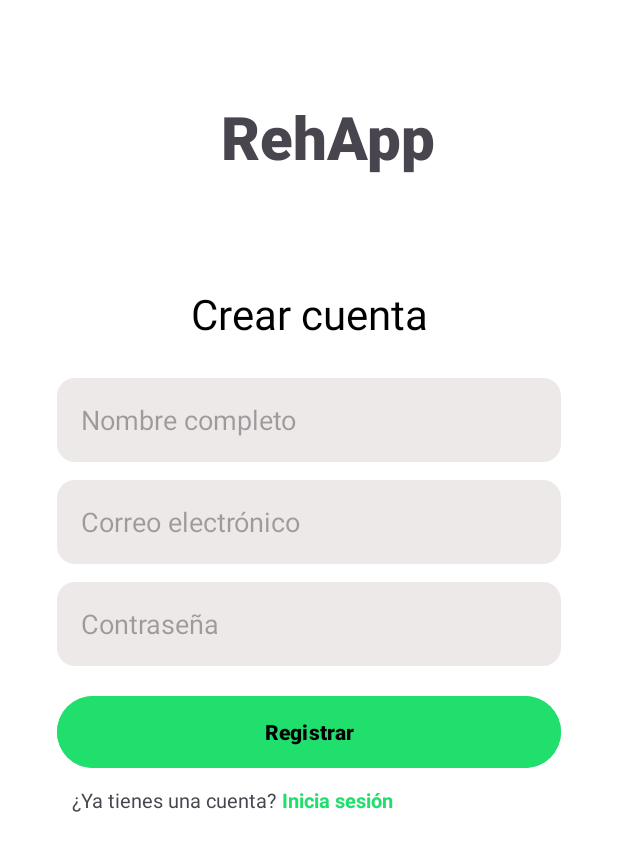
After one commit to Rione007/RehApp, an Android app: the RegistrarActivity screen opened directly, with no data from a screen before it, on a phone screen of 412 x 824 dp. The commit adds this screen. Shown: the top 851 px of the screen. Run offline under Robolectric (Android 15) with nearby library versions, the phone set to English and light mode, and no system bars.

Commit message:
termine el xml  de registrado y el cambio de vista entre login y registar

```diff
--- a/app/src/main/AndroidManifest.xml
+++ b/app/src/main/AndroidManifest.xml
@@ -14,6 +14,7 @@
 
         <activity
             android:name=".ui.LoginActivity"
+
             android:exported="true">
             <intent-filter>
                 <action android:name="android.intent.action.MAIN" />
@@ -24,6 +25,10 @@
         <activity
             android:name=".ui.PanelPrincipalActivity"
             android:exported="false" />
+
+
+        <activity android:name=".ui.RegistrarActivity" />
+
     </application>
 
 </manifest>
--- a/app/src/main/java/com/dam/rehapp/ui/LoginActivity.kt
+++ b/app/src/main/java/com/dam/rehapp/ui/LoginActivity.kt
@@ -5,6 +5,7 @@ import android.os.Bundle
 import android.widget.Button
 import android.widget.EditText
 import android.widget.LinearLayout
+import android.widget.TextView
 import android.widget.Toast
 import androidx.activity.enableEdgeToEdge
 import androidx.appcompat.app.AppCompatActivity
@@ -33,6 +34,12 @@ class LoginActivity : AppCompatActivity() {
         val txtPassword = findViewById<EditText>(R.id.txtPassword)
         val btnLogin = findViewById<Button>(R.id.btnLogin)
         val btnGoogle = findViewById<LinearLayout>(R.id.btnGoogle)
+        val signUpText = findViewById<TextView>(R.id.sign_up)
+
+        signUpText.setOnClickListener {
+            val intent = Intent(this, RegistrarActivity::class.java)
+            startActivity(intent)
+        }
 
         btnLogin.setOnClickListener {
             val user = txtUser.text.toString()
--- /dev/null
+++ b/app/src/main/java/com/dam/rehapp/ui/RegistrarActivity.kt
@@ -0,0 +1,31 @@
+package com.dam.rehapp.ui
+
+import android.content.Intent
+import android.os.Bundle
+import android.widget.Button
+import android.widget.TextView
+import androidx.appcompat.app.AppCompatActivity
+import com.dam.rehapp.R
+
+class RegistrarActivity : AppCompatActivity() {
+
+    override fun onCreate(savedInstanceState: Bundle?) {
+        super.onCreate(savedInstanceState)
+        setContentView(R.layout.activity_registrar)
+
+        val btnRegistrar = findViewById<Button>(R.id.btnRegistrar)
+        val txtLogin = findViewById<TextView>(R.id.txtLogin)
+
+        // Botón de registro (más adelante implementarás Firebase o tu lógica)
+        btnRegistrar.setOnClickListener {
+            // Aquí puedes registrar al usuario o mostrar un mensaje
+        }
+
+        // Texto para volver al Login
+        txtLogin.setOnClickListener {
+            val intent = Intent(this, LoginActivity::class.java)
+            startActivity(intent)
+            finish()
+        }
+    }
+}
--- /dev/null
+++ b/app/src/main/res/layout/activity_registrar.xml
@@ -0,0 +1,140 @@
+<?xml version="1.0" encoding="utf-8"?>
+<androidx.constraintlayout.widget.ConstraintLayout
+    xmlns:android="http://schemas.android.com/apk/res/android"
+    xmlns:app="http://schemas.android.com/apk/res-auto"
+    xmlns:tools="http://schemas.android.com/tools"
+    android:id="@+id/root_registrar"
+    android:layout_width="match_parent"
+    android:layout_height="match_parent"
+    android:background="@color/white"
+    android:padding="24dp"
+    tools:context=".ui.RegistrarActivity">
+
+    <!-- 🔹 Título principal (igual que en Login) -->
+
+    <!-- 🔹 Contenedor principal del formulario -->
+    <TextView
+        android:id="@+id/appTitle"
+        android:layout_width="0dp"
+        android:layout_height="wrap_content"
+        android:layout_marginStart="24dp"
+        android:layout_marginTop="40dp"
+        android:ellipsize="end"
+        android:fontFamily="sans-serif-black"
+        android:gravity="center"
+        android:maxLines="1"
+        android:text="RehApp"
+        android:textSize="40sp"
+        android:textStyle="bold"
+        app:layout_constraintEnd_toEndOf="parent"
+        app:layout_constraintHorizontal_bias="0.0"
+        app:layout_constraintStart_toStartOf="parent"
+        app:layout_constraintTop_toTopOf="parent" />
+
+    <LinearLayout
+        android:id="@+id/mainCard"
+        android:layout_width="0dp"
+        android:layout_height="wrap_content"
+        android:layout_marginTop="48dp"
+        android:background="@drawable/bg_card"
+        android:gravity="center_horizontal"
+        android:orientation="vertical"
+        android:paddingTop="8dp"
+        android:paddingBottom="8dp"
+        app:layout_constraintTop_toBottomOf="@+id/appTitle"
+        app:layout_constraintStart_toStartOf="parent"
+        app:layout_constraintEnd_toEndOf="parent">
+
+        <!-- Subtítulo -->
+        <TextView
+            android:id="@+id/createAccountTitle"
+            android:layout_width="match_parent"
+            android:layout_height="wrap_content"
+            android:layout_marginTop="16dp"
+            android:layout_marginBottom="24dp"
+            android:text="Crear cuenta"
+            android:textColor="@color/black"
+            android:gravity="center"
+            android:textSize="28sp" />
+
+        <!-- 🔹 Formulario -->
+        <LinearLayout
+            android:id="@+id/form_registro"
+            android:layout_width="match_parent"
+            android:layout_height="wrap_content"
+            android:orientation="vertical"
+            android:paddingHorizontal="6dp">
+
+            <EditText
+                android:id="@+id/txtName"
+                android:layout_width="match_parent"
+                android:layout_height="56dp"
+                android:layout_marginBottom="12dp"
+                android:background="@drawable/bg_input"
+                android:hint="Nombre completo"
+                android:paddingStart="16dp"
+                android:paddingEnd="16dp" />
+
+            <EditText
+                android:id="@+id/txtEmail"
+                android:layout_width="match_parent"
+                android:layout_height="56dp"
+                android:layout_marginBottom="12dp"
+                android:background="@drawable/bg_input"
+                android:hint="Correo electrónico"
+                android:inputType="textEmailAddress"
+                android:paddingStart="16dp"
+                android:paddingEnd="16dp" />
+
+            <EditText
+                android:id="@+id/txtPassword"
+                android:layout_width="match_parent"
+                android:layout_height="56dp"
+                android:layout_marginBottom="16dp"
+                android:background="@drawable/bg_input"
+                android:hint="Contraseña"
+                android:inputType="textPassword"
+                android:paddingStart="16dp"
+                android:paddingEnd="16dp" />
+
+            <Button
+                android:id="@+id/btnRegistrar"
+                android:layout_width="match_parent"
+                android:layout_height="56dp"
+                android:backgroundTint="@color/primary"
+                android:text="Registrar"
+                android:textAllCaps="false"
+                android:textStyle="bold"
+                android:textColor="@android:color/black" />
+        </LinearLayout>
+    </LinearLayout>
+
+    <!-- 🔹 Footer -->
+    <LinearLayout
+        android:id="@+id/footer_registrar"
+        android:layout_width="0dp"
+        android:layout_height="wrap_content"
+        android:layout_marginStart="24dp"
+        android:gravity="center"
+        android:orientation="horizontal"
+        app:layout_constraintStart_toStartOf="@+id/mainCard"
+        app:layout_constraintTop_toBottomOf="@+id/mainCard">
+
+        <TextView
+            android:id="@+id/txtHaveAccount"
+            android:layout_width="wrap_content"
+            android:layout_height="wrap_content"
+            android:text="¿Ya tienes una cuenta? "
+            android:textSize="13sp" />
+
+        <TextView
+            android:id="@+id/txtLogin"
+            android:layout_width="wrap_content"
+            android:layout_height="wrap_content"
+            android:text="Inicia sesión"
+            android:textColor="@color/primary"
+            android:textSize="13sp"
+            android:textStyle="bold" />
+    </LinearLayout>
+
+</androidx.constraintlayout.widget.ConstraintLayout>
```
